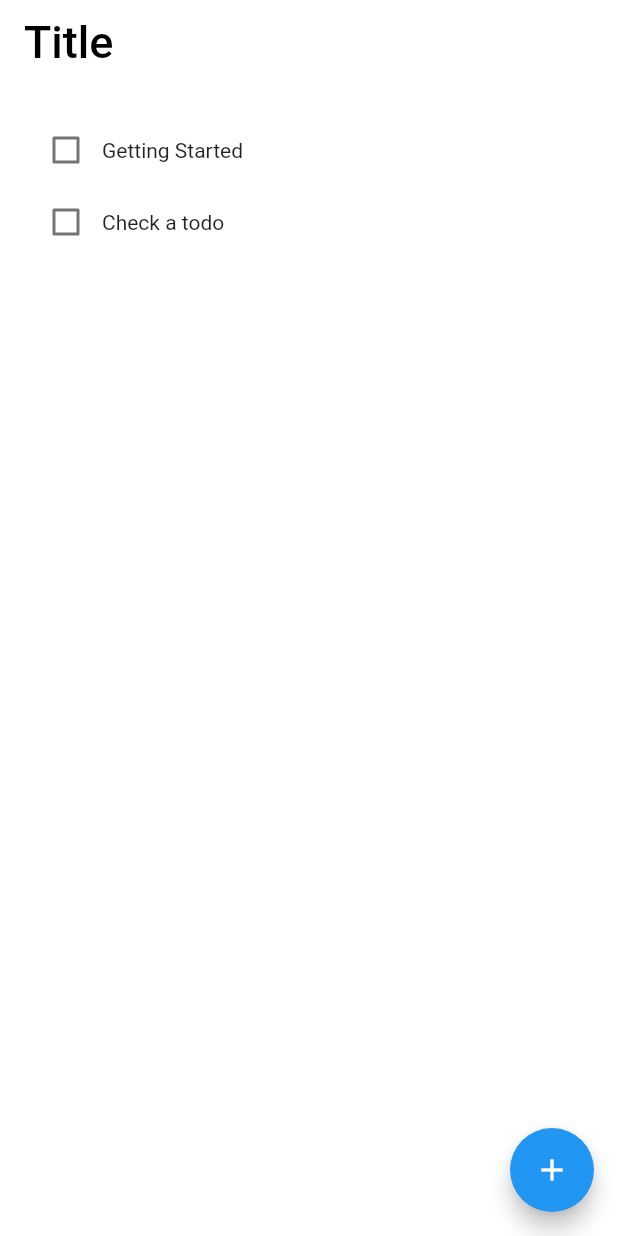
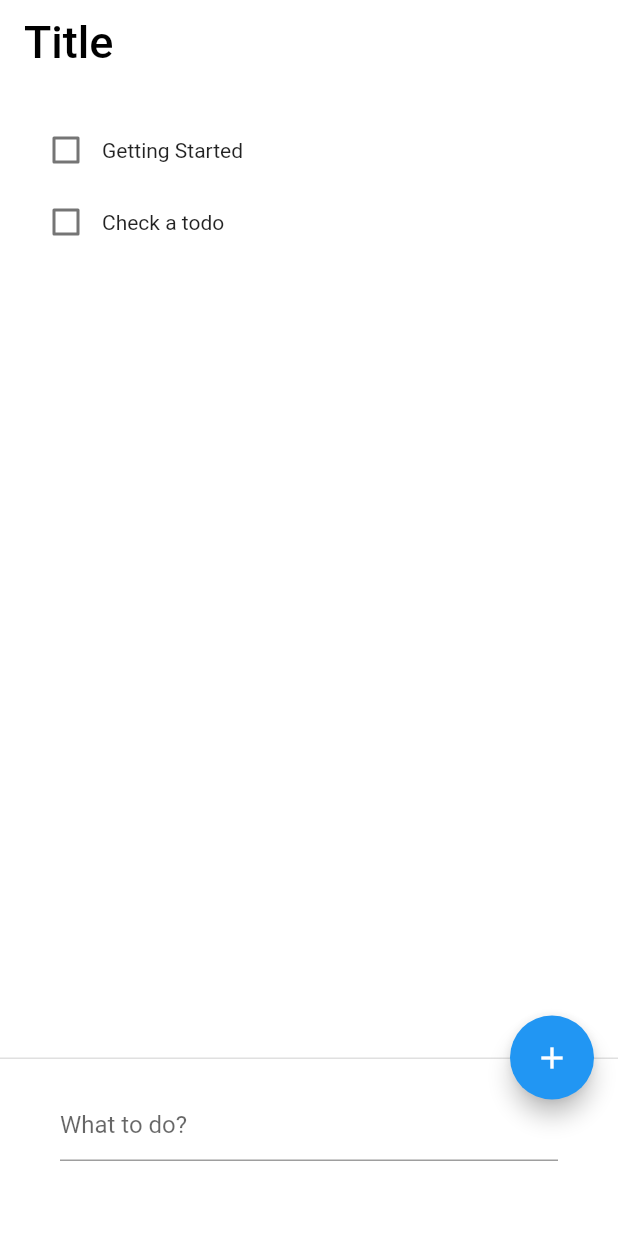
Before and after one commit to termosa/flutter_todo_app, a Flutter app: the screen it shows after launch, on a phone screen of 412 x 824 dp. Run offline on Flutter 3.47's test engine with Material 2 defaults, Android fonts, the phone set to English and light mode, and no system bars.

```diff
--- a/lib/main.dart
+++ b/lib/main.dart
@@ -18,6 +18,8 @@ class TasksRoute extends StatefulWidget {
   TasksRouteState createState() => TasksRouteState();
 }
 
+final GlobalKey<ScaffoldState> scaffoldKey = GlobalKey<ScaffoldState>();
+
 class TasksRouteState extends State<TasksRoute> {
   List<Task> tasks = [
     Task('Getting Started'),
@@ -30,6 +32,7 @@ class TasksRouteState extends State<TasksRoute> {
       debugShowCheckedModeBanner: false,
       title: appTitle,
       home: Scaffold(
+        key: scaffoldKey,
         appBar: AppBar(
           elevation: 0.0,
           backgroundColor: backgroundColor,
@@ -68,12 +71,48 @@ class TasksRouteState extends State<TasksRoute> {
           tooltip: 'Add new todo',
           onPressed: () => _act(),
         ),
+        bottomSheet: CreateForm(),
       ),
     );
   }
 
   _act() {
     print('acting');
+    if (false) {
+      scaffoldKey.currentState.showBottomSheet<Null>((BuildContext contet) {
+        return CreateForm();
+      });
+    }
+  }
+}
+
+class CreateForm extends StatelessWidget {
+  @override
+  Widget build(BuildContext context) {
+    return Container(
+      decoration: BoxDecoration(
+        color: backgroundColor,
+        border: Border(
+          top: BorderSide(color: Theme.of(context).dividerColor),
+        ),
+      ),
+      child: Column(
+        mainAxisSize: MainAxisSize.min,
+        children: <Widget>[
+          Padding(
+            padding: EdgeInsets.only(
+              top: 20.0,
+              bottom: 50.0,
+              left: 40.0,
+              right: 40.0,
+            ),
+            child: TextField(
+              decoration: InputDecoration(hintText: 'What to do?'),
+            ),
+          ),
+        ],
+      ),
+    );
   }
 }
 
```
